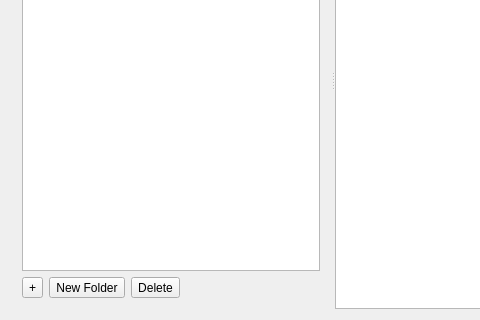
First picture: the form in deltanote.ui, repository delta-nry/Deltanote, before the edit; both pictures show x 0 to 480 and y 160 to 480 of the 640 by 480 pixel window.
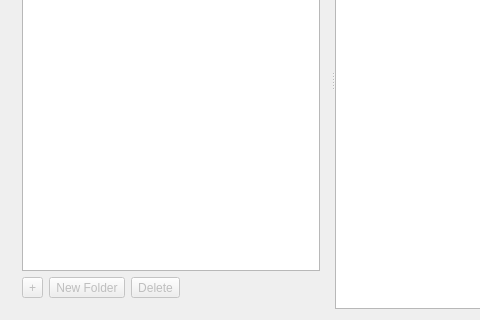
Second picture: the form after the edit.

```diff
--- a/deltanote.ui
+++ b/deltanote.ui
@@ -60,6 +60,9 @@
          <layout class="QHBoxLayout" name="horizontalLayout">
           <item>
            <widget class="QToolButton" name="toolButton_3">
+            <property name="enabled">
+             <bool>false</bool>
+            </property>
             <property name="text">
              <string>+</string>
             </property>
@@ -67,6 +70,9 @@
           </item>
           <item>
            <widget class="QToolButton" name="toolButton_2">
+            <property name="enabled">
+             <bool>false</bool>
+            </property>
             <property name="text">
              <string>New Folder</string>
             </property>
@@ -74,6 +80,9 @@
           </item>
           <item>
            <widget class="QToolButton" name="toolButton">
+            <property name="enabled">
+             <bool>false</bool>
+            </property>
             <property name="text">
              <string>Delete</string>
             </property>
@@ -102,7 +111,7 @@
        </property>
        <widget class="QLineEdit" name="lineEdit">
         <property name="enabled">
-         <bool>false</bool>
+         <bool>true</bool>
         </property>
         <property name="maximumSize">
          <size>
```
